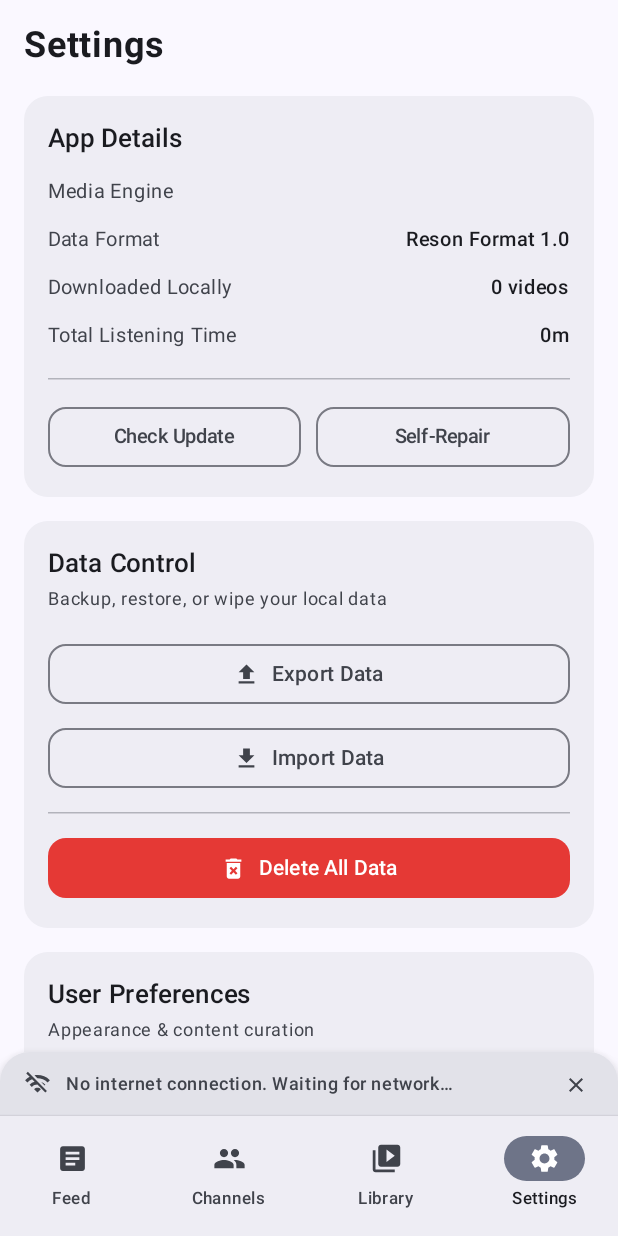
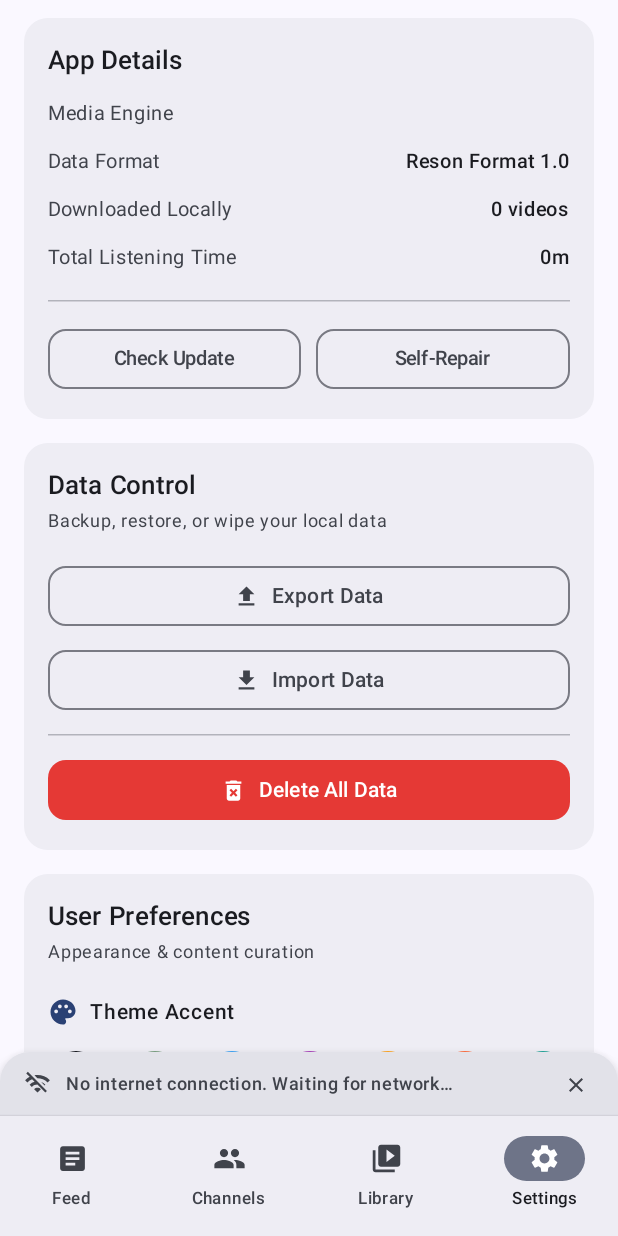
Before and after one commit to amatsagu/reson, an Android app built with Jetpack Compose: the composable ResonApp shown on its own in the app's theme, item 4 of the bottom bar chosen, on a phone screen of 412 x 824 dp. Run offline under Robolectric (Android 15) with nearby library versions, the phone set to English and light mode, and no system bars; libraries missing offline, so code that uses them is left out: com.yausername.ffmpeg, com.yausername.youtubedl_android; pictures from the network do not load.

Commit message:
feat: improve UI consistency in channels & settings section

```diff
--- a/app/src/main/java/com/amatsagu/reson/ui/screens/SettingsScreen.kt
+++ b/app/src/main/java/com/amatsagu/reson/ui/screens/SettingsScreen.kt
@@ -158,15 +158,6 @@ fun SettingsScreen(
             .padding(horizontal = 16.dp, vertical = 12.dp),
         verticalArrangement = Arrangement.spacedBy(16.dp)
     ) {
-        // Screen Header
-        Text(
-            text = stringResource(R.string.settings_title),
-            fontSize = 24.sp,
-            fontWeight = FontWeight.Bold,
-            color = MaterialTheme.colorScheme.onSurface,
-            modifier = Modifier.padding(vertical = 4.dp)
-        )
-
         // =========================================================================
         // 1. App Details Card
         // =========================================================================
```
Also changed, not shown: app/src/main/java/com/amatsagu/reson/MainActivity.kt (+9 -16 lines).
